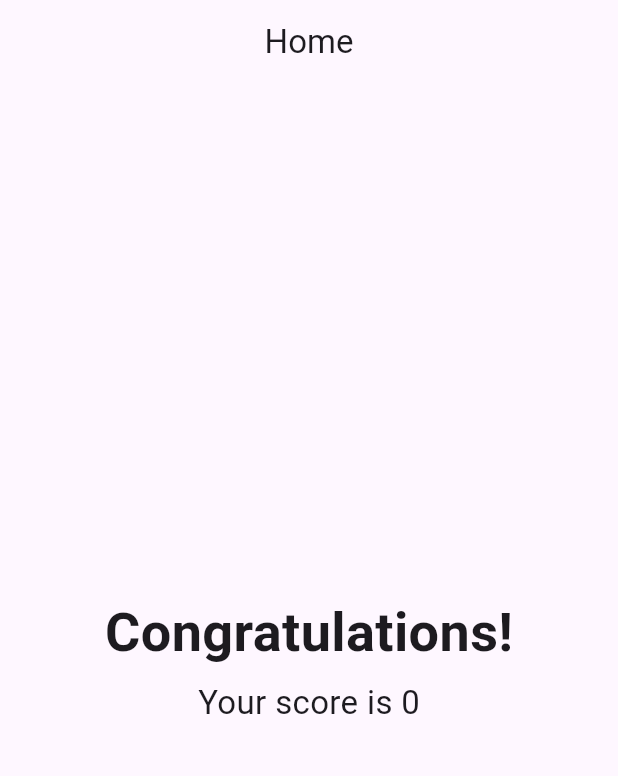
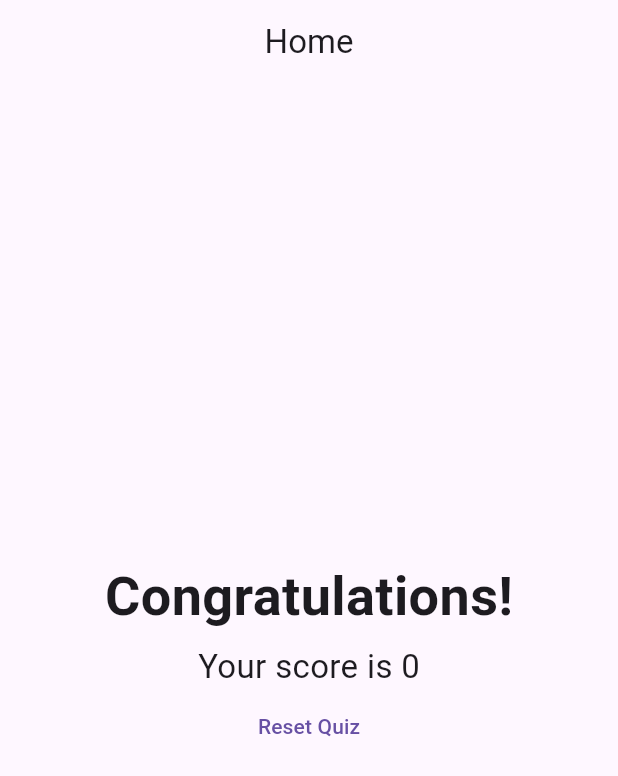
Before and after one commit to Mohamed-Samir-Ibrahim/Quiz, a Flutter app: the screen it shows after launch, on a phone screen of 412 x 824 dp. Shown: the top 776 px of the screen. Run offline on Flutter 3.47's test engine with Material 3 defaults, Android fonts, the phone set to English and light mode, and no system bars.

Commit message:
fix: more fixes in the code.

```diff
--- a/lib/pages/home_page.dart
+++ b/lib/pages/home_page.dart
@@ -1,6 +1,8 @@
 import 'package:flutter/material.dart';
 import 'package:quiz_app/models/question_item_model.dart';
 import 'package:quiz_app/widgets/answer_item.dart';
+import 'package:quiz_app/widgets/question_item.dart';
+import 'package:quiz_app/widgets/total_score_part.dart';
 
 class HomePage extends StatefulWidget {
   const HomePage({super.key});
@@ -22,19 +24,7 @@ class _HomePageState extends State<HomePage> {
         child: !showTotalScore
             ? Column(
                 children: [
-                  Padding(
-                    padding: EdgeInsets.only(
-                      top: MediaQuery.of(context).size.height * 0.016,
-                      left: MediaQuery.of(context).size.width * 0.016,
-                    ),
-                    child: Text(
-                      questions[questionIndex].title,
-                      style: TextStyle(
-                        fontSize: MediaQuery.of(context).textScaler.scale(24),
-                        fontWeight: FontWeight.w500,
-                      ),
-                    ),
-                  ),
+                  QuestionItem(questionItem: questions[questionIndex]),
                   Column(
                     children: questions[questionIndex].availableAnswers.map((
                       answerMap,
@@ -53,28 +43,14 @@ class _HomePageState extends State<HomePage> {
                   ),
                 ],
               )
-            : Center(
-                child: Column(
-                  mainAxisAlignment: MainAxisAlignment.center,
-                  children: [
-                    Text(
-                      'Congratulations!',
-                      style: TextStyle(
-                        fontSize: MediaQuery.of(context).textScaler.scale(36),
-                        fontWeight: FontWeight.w600,
-                      ),
-                    ),
-                    SizedBox(
-                      height: MediaQuery.of(context).size.height * 0.008,
-                    ),
-                    Text(
-                      'Your score is $myTotalScore',
-                      style: TextStyle(
-                        fontSize: MediaQuery.of(context).textScaler.scale(22),
-                      ),
-                    ),
-                  ],
-                ),
+            : TotalScorePart(
+                myTotalScore: myTotalScore,
+                resetQuizOnPressed: () {
+                  setState(() {
+                    questionIndex = 0;
+                    myTotalScore = 0;
+                  });
+                },
               ),
       ),
     );
--- /dev/null
+++ b/lib/widgets/total_score_part.dart
@@ -0,0 +1,38 @@
+import 'package:flutter/material.dart';
+
+class TotalScorePart extends StatelessWidget {
+  const TotalScorePart({
+    super.key,
+    required this.myTotalScore,
+    required this.resetQuizOnPressed,
+  });
+
+  final int myTotalScore;
+  final VoidCallback resetQuizOnPressed;
+
+  @override
+  Widget build(BuildContext context) {
+    return Center(
+      child: Column(
+        mainAxisAlignment: MainAxisAlignment.center,
+        children: [
+          Text(
+            'Congratulations!',
+            style: TextStyle(
+              fontSize: MediaQuery.of(context).textScaler.scale(36),
+              fontWeight: FontWeight.w600,
+            ),
+          ),
+          SizedBox(height: MediaQuery.of(context).size.height * 0.008),
+          Text(
+            'Your score is $myTotalScore',
+            style: TextStyle(
+              fontSize: MediaQuery.of(context).textScaler.scale(22),
+            ),
+          ),
+          TextButton(onPressed: resetQuizOnPressed, child: Text('Reset Quiz')),
+        ],
+      ),
+    );
+  }
+}
```
Also changed, not shown: lib/widgets/question_item.dart (added, +29 -0 lines).
